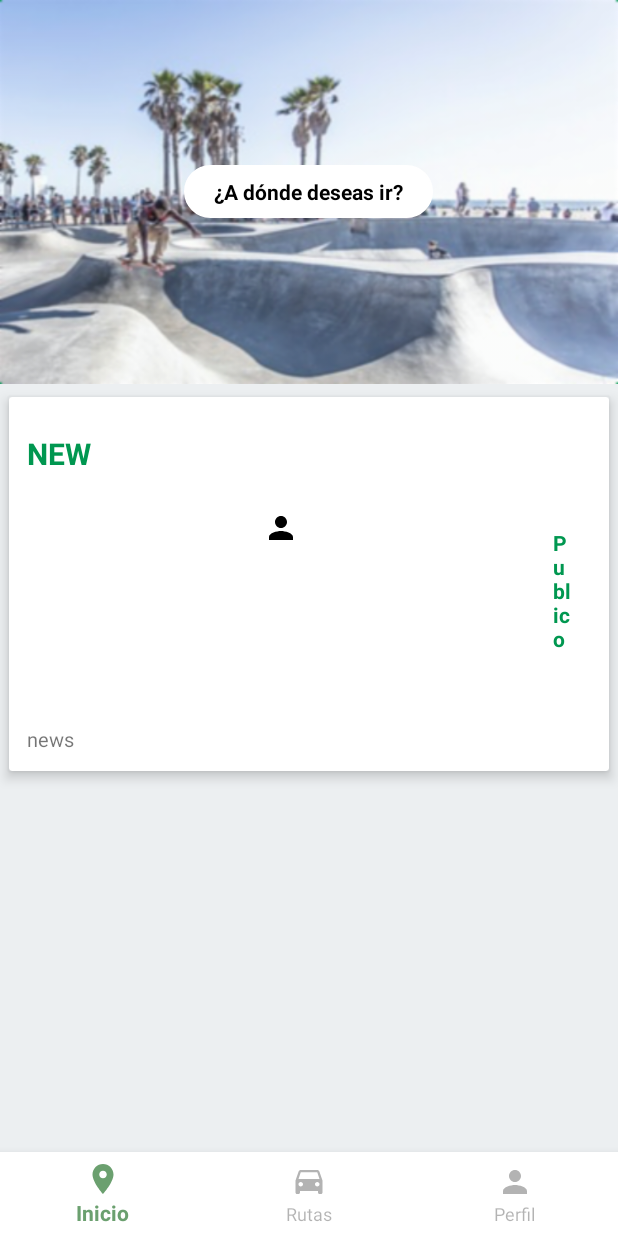
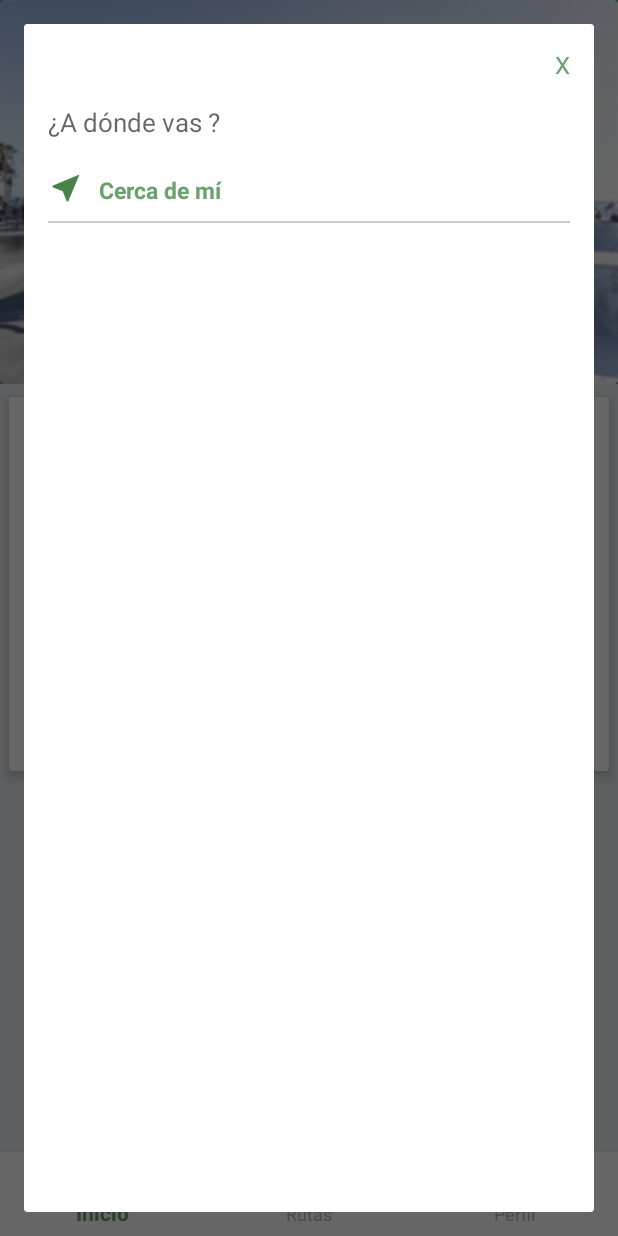
Before and after one commit to GeeksCesar/MiTransporte, an Android app: the Inicio screen opened directly, with no data from a screen before it, after a tap on "¿A dónde deseas ir?", on a phone screen of 412 x 824 dp. Run offline under Robolectric (Android 15) with nearby library versions, the phone set to English and light mode, and no system bars.

Commit message:
Config dialog donde vas

```diff
--- a/app/src/main/java/geeks/mitransporte/Api/Service.java
+++ b/app/src/main/java/geeks/mitransporte/Api/Service.java
@@ -4,7 +4,7 @@ public class Service {
 
     public static final String TAG = "Test" ;
 
-    public static final String URL = "http://develop.segurosayg.com/hackathon/public/" ;
+    public static final String URL = "http://home.matrisk.co/hack/public/" ;
 
     public static ApiService getApiService(){
         return RetrofitClient.getClient(URL).create(ApiService.class);
--- a/app/src/main/java/geeks/mitransporte/MainActivity.java
+++ b/app/src/main/java/geeks/mitransporte/MainActivity.java
@@ -38,6 +38,8 @@ public class MainActivity extends AppCompatActivity {
         BottomNavigationViewHelper.disableShiftMode(navigation);
 
         setFragment(0);
+
+
     }
 
 
--- a/app/src/main/java/geeks/mitransporte/Menu/Inicio.java
+++ b/app/src/main/java/geeks/mitransporte/Menu/Inicio.java
@@ -1,6 +1,7 @@
 package geeks.mitransporte.Menu;
 
 
+import android.app.Dialog;
 import android.content.Context;
 import android.os.Bundle;
 import android.support.design.widget.AppBarLayout;
@@ -8,8 +9,10 @@ import android.support.v4.app.Fragment;
 import android.view.LayoutInflater;
 import android.view.View;
 import android.view.ViewGroup;
+import android.view.Window;
+import android.widget.EditText;
 import android.widget.RelativeLayout;
-import android.widget.Toast;
+import android.widget.TextView;
 
 import geeks.mitransporte.R;
 
@@ -21,6 +24,11 @@ public class Inicio extends Fragment implements AppBarLayout.OnOffsetChangedList
     RelativeLayout lnBuscarSitios, tvBuscarSitios ;
 
     AppBarLayout barLayout;
+
+    Dialog dialog ;
+    TextView tvCerrarDIalog , tvNearMe ;
+    EditText edLugar ;
+
 
     public Inicio() {
         // Required empty public constructor
@@ -34,17 +42,10 @@ public class Inicio extends Fragment implements AppBarLayout.OnOffsetChangedList
 
         initWidget();
 
-        lnBuscarSitios.setOnClickListener(new View.OnClickListener() {
-            @Override
-            public void onClick(View view) {
-                Toast.makeText(context, "LinearLayout", Toast.LENGTH_SHORT).show();
-            }
-        });
-
         tvBuscarSitios.setOnClickListener(new View.OnClickListener() {
             @Override
             public void onClick(View view) {
-                Toast.makeText(context, "Textview", Toast.LENGTH_SHORT).show();
+              showDialogLugar();
             }
         });
 
@@ -71,4 +72,25 @@ public class Inicio extends Fragment implements AppBarLayout.OnOffsetChangedList
             lnBuscarSitios.setVisibility(View.GONE);
         }
     }
+
+    private void showDialogLugar(){
+        dialog = new Dialog(context, R.style.FullScreenDialogStyle);
+        dialog.requestWindowFeature(Window.FEATURE_NO_TITLE);
+        dialog.setContentView(R.layout.dialog_lugar_seleccion);
+        dialog.setCancelable(false);
+        dialog.setCanceledOnTouchOutside(false);
+
+        tvCerrarDIalog = dialog.findViewById(R.id.tvCerrarDialoag);
+        edLugar = dialog.findViewById(R.id.edLugar);
+        tvNearMe = dialog.findViewById(R.id.tvNearMe);
+
+        tvCerrarDIalog.setOnClickListener(new View.OnClickListener() {
+            @Override
+            public void onClick(View view) {
+                dialog.hide();
+            }
+        });
+
+        dialog.show();
+    }
 }
--- /dev/null
+++ b/app/src/main/res/drawable/ic_near_me.xml
@@ -0,0 +1,5 @@
+<vector android:height="24dp" android:tint="#4A824B"
+    android:viewportHeight="24.0" android:viewportWidth="24.0"
+    android:width="24dp" xmlns:android="http://schemas.android.com/apk/res/android">
+    <path android:fillColor="#FF000000" android:pathData="M21,3L3,10.53v0.98l6.84,2.65L12.48,21h0.98L21,3z"/>
+</vector>
--- /dev/null
+++ b/app/src/main/res/layout/dialog_lugar_seleccion.xml
@@ -0,0 +1,65 @@
+<?xml version="1.0" encoding="utf-8"?>
+<RelativeLayout xmlns:android="http://schemas.android.com/apk/res/android"
+    android:layout_width="match_parent"
+    android:layout_height="match_parent"
+    android:padding="16dp">
+
+    <TextView
+        android:id="@+id/tvCerrarDialoag"
+        android:layout_width="wrap_content"
+        android:layout_height="wrap_content"
+        android:layout_alignParentRight="true"
+        android:layout_alignParentTop="true"
+        android:text="X"
+        android:textColor="@color/princiaplGreen"
+        android:textSize="@dimen/size_x" />
+
+    <EditText
+        android:id="@+id/edLugar"
+        android:layout_width="match_parent"
+        android:layout_height="wrap_content"
+        android:layout_below="@+id/tvCerrarDialoag"
+        android:layout_marginTop="15dp"
+        android:background="@android:color/transparent"
+        android:hint="¿A dónde vas ?"
+        android:textSize="17sp" />
+
+
+    <ImageView
+        android:id="@+id/ivNearMe"
+        android:layout_width="24dp"
+        android:layout_height="24dp"
+        android:layout_below="@+id/edLugar"
+        android:layout_marginTop="20dp"
+        android:src="@drawable/ic_near_me"/>
+
+    <TextView
+        android:id="@+id/tvNearMe"
+        android:layout_width="match_parent"
+        android:layout_height="wrap_content"
+        android:layout_toRightOf="@+id/ivNearMe"
+        android:layout_alignBottom="@+id/ivNearMe"
+        android:layout_alignBaseline="@+id/ivNearMe"
+        android:layout_marginLeft="10dp"
+        android:text="Cerca de mí"
+        android:textSize="15sp"
+        android:textColor="@color/princiaplGreen"
+        android:textStyle="bold"/>
+
+    <View
+        android:id="@+id/viewSeperator"
+        android:layout_width="match_parent"
+        android:layout_height="1dp"
+        android:background="@color/whiteTransparent"
+        android:layout_below="@+id/tvNearMe"
+        android:layout_marginTop="10dp" />
+
+    <android.support.v7.widget.RecyclerView
+        android:id="@+id/rvRutas"
+        android:layout_width="match_parent"
+        android:layout_height="match_parent"
+        android:layout_below="@+id/viewSeperator"
+        android:layout_marginTop="10dp"
+        android:scrollbars="vertical"/>
+
+</RelativeLayout>
--- a/app/src/main/res/values/dimens.xml
+++ b/app/src/main/res/values/dimens.xml
@@ -5,6 +5,7 @@
     <dimen name="padding_default">16dp</dimen>
     <dimen name="width_imagentoolbar">150dp</dimen>
     <dimen name="height_imagentoolbar">37dp</dimen>
+    <dimen name="size_x">16sp</dimen>
     <dimen name="margin_leftless_toolbar">-20dp</dimen>
     <dimen name="height_peek_bottomsheet">42dp</dimen>
     <dimen name="margin_default">16dp</dimen>
--- a/app/src/main/res/values/styles.xml
+++ b/app/src/main/res/values/styles.xml
@@ -22,4 +22,9 @@
 
     <style name="AppTheme.PopupOverlay" parent="ThemeOverlay.AppCompat.Light" />
 
+    <style name="FullScreenDialogStyle" parent="Theme.AppCompat.Light.Dialog">
+        <item name="android:windowNoTitle">true</item>
+        <item name="android:windowFullscreen">true</item>
+        <item name="android:windowIsFloating">false</item>
+    </style>
 </resources>
```
Also changed, not shown: app/src/main/AndroidManifest.xml (+10 -12 lines), app/src/main/java/geeks/mitransporte/Menu/DetalleRuta.java (added, +18 -0 lines), app/src/main/res/layout/activity_detalle_ruta.xml (added, +38 -0 lines).
